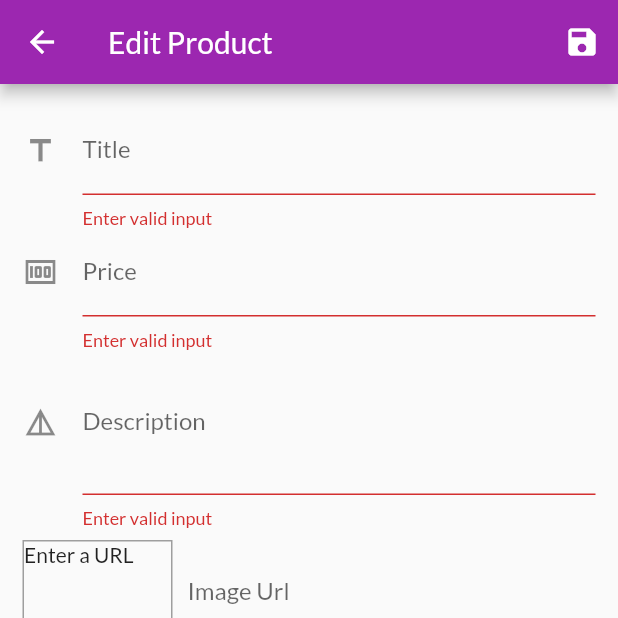
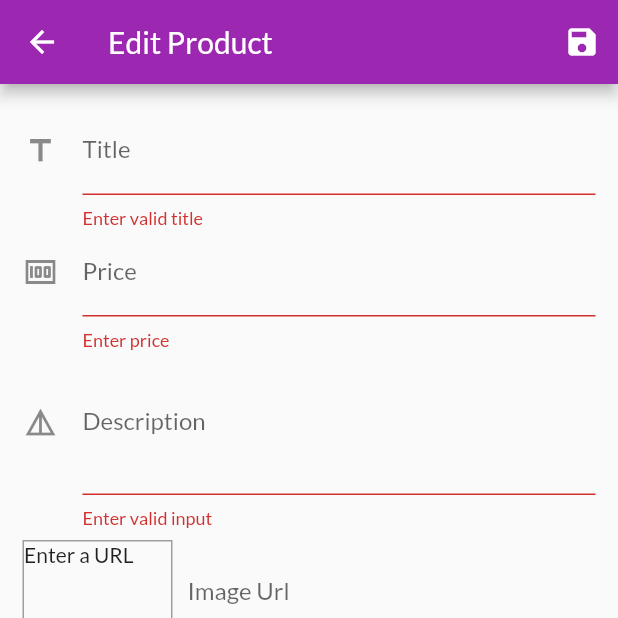
Before and after one commit to iyidaclem/myshop-, a Flutter app: the EditProductScreen screen opened directly with empty values, after a tap on the "save" icon, on a phone screen of 412 x 824 dp, the top half of it. Run offline on Flutter 3.47's test engine with Material 2 defaults, Android fonts, the phone set to English and light mode, and no system bars; network calls fail.

Commit message:
changes made

```diff
--- a/lib/screens/edit_product_screen.dart
+++ b/lib/screens/edit_product_screen.dart
@@ -14,8 +14,9 @@ class EditProductScreen extends StatefulWidget {
 class _EditedProductScreenState extends State<EditProductScreen> {
   final _imageUrlController = TextEditingController();
   final _form = GlobalKey<FormState>();
+
   var _editedProduct = Product(
-      id: "", title: "title", description: "", price: 0.0, imageUrl: "");
+      id: "", title: "", description: "", price: 0.0, imageUrl: "");
   var url = "";
   void changeUrl(_) {
     setState(() {
@@ -46,6 +47,7 @@ class _EditedProductScreenState extends State<EditProductScreen> {
     "imageUrl": ""
   };
   var _isInit = true;
+
   @override
   void didChangeDependencies() {
     if (_isInit) {
@@ -95,7 +97,7 @@ class _EditedProductScreenState extends State<EditProductScreen> {
                 textInputAction: TextInputAction.next,
                 validator: (value) {
                   if (value!.isEmpty) {
-                    return "Enter valid input";
+                    return "Enter valid title";
                   }
                   return null;
                 },
@@ -119,7 +121,10 @@ class _EditedProductScreenState extends State<EditProductScreen> {
                 keyboardType: TextInputType.number,
                 validator: (value) {
                   if (value!.isEmpty) {
-                    return "Enter valid input";
+                    return "Enter price";
+                  }
+                  if(double.parse(value)<=0){
+                    return "Enter amount greater than 0";
                   }
                   return null;
                 },
@@ -139,6 +144,7 @@ class _EditedProductScreenState extends State<EditProductScreen> {
                       labelText: "Description", icon: Icon(Icons.details)),
                   maxLines: 3,
                   keyboardType: TextInputType.multiline,
+                  textInputAction: TextInputAction.next,
                   validator: (value) {
                     if (value!.isEmpty) {
                       return "Enter valid input";
```
